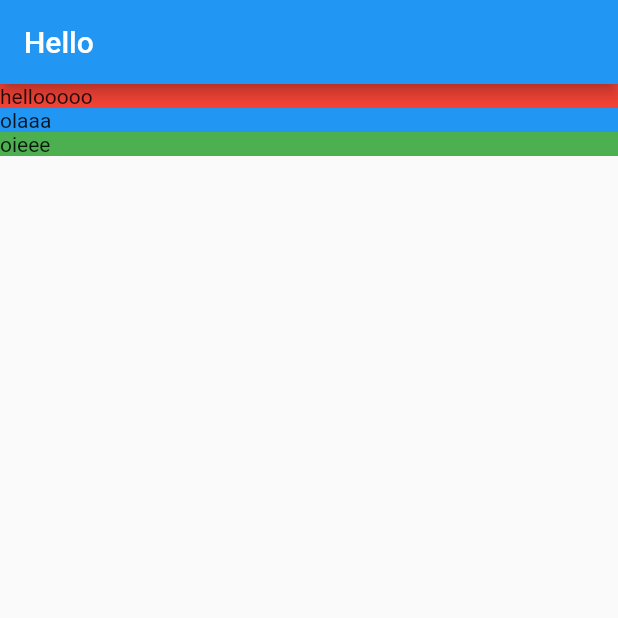
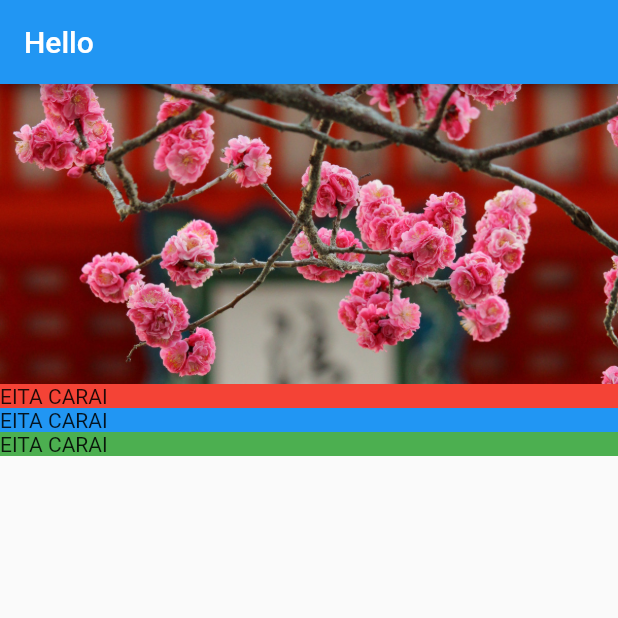
Before and after one commit to aclaudiojj/flutter-new-app, a Flutter app: the screen it shows after launch, on a phone screen of 412 x 824 dp, the top half of it. Run offline on Flutter 3.47's test engine with Material 2 defaults, Android fonts, the phone set to English and light mode, and no system bars.

Commit message:
image section

```diff
--- /dev/null
+++ b/lib/screens/location_detail/image_banner.dart
@@ -0,0 +1,23 @@
+import 'package:flutter/material.dart';
+
+class ImageBanner extends StatelessWidget {
+  final String _assetPath;
+
+  ImageBanner(this._assetPath);
+
+  @override
+  Widget build(BuildContext context) {
+    return Container(
+      constraints: BoxConstraints.expand(
+        height: 200.0,
+      ),
+      decoration: BoxDecoration(
+        color: Colors.grey,
+      ),
+      child: Image.asset(
+        this._assetPath,
+        fit: BoxFit.cover,
+      ),
+    );
+  }
+}
--- a/lib/screens/location_detail/location_detail.dart
+++ b/lib/screens/location_detail/location_detail.dart
@@ -1,5 +1,6 @@
 import 'package:flutter/material.dart';
-import 'package:my_other_app/screens/location_detail/text_section.dart';
+import 'text_section.dart';
+import 'image_banner.dart';
 
 class LocationDetail extends StatelessWidget {
   @override
@@ -12,9 +13,10 @@ class LocationDetail extends StatelessWidget {
         mainAxisAlignment: MainAxisAlignment.start,
         crossAxisAlignment: CrossAxisAlignment.stretch,
         children: <Widget>[
-          TextSection(Colors.red, Text('hellooooo')),
-          TextSection(Colors.blue, Text('olaaa')),
-          TextSection(Colors.green, Text('oieee')),
+          ImageBanner('assets/images/kiyomizu-dera.jpg'),
+          TextSection(Colors.red),
+          TextSection(Colors.blue),
+          TextSection(Colors.green),
         ],
       ),
     );
--- a/lib/screens/location_detail/text_section.dart
+++ b/lib/screens/location_detail/text_section.dart
@@ -2,13 +2,12 @@ import 'package:flutter/material.dart';
 
 class TextSection extends StatelessWidget {
   final Color _color;
-  final Text _text;
 
   // TextSection(Color color, Text text) {
   //   this._color = color;
   //   this._text = text;
   // }
-  TextSection(this._color, this._text);
+  TextSection(this._color);
 
   @override
   Widget build(BuildContext context) {
@@ -16,7 +15,7 @@ class TextSection extends StatelessWidget {
       decoration: BoxDecoration(
         color: this._color,
       ),
-      child: this._text,
+      child: Text('EITA CARAI'),
     );
   }
 }
--- a/pubspec.yaml
+++ b/pubspec.yaml
@@ -41,9 +41,8 @@ flutter:
   uses-material-design: true
 
   # To add assets to your application, add an assets section, like this:
-  # assets:
-  #  - images/a_dot_burr.jpeg
-  #  - images/a_dot_ham.jpeg
+  assets:
+    - assets/images/
 
   # An image asset can refer to one or more resolution-specific "variants", see
   # https://flutter.dev/assets-and-images/#resolution-aware.
```
Also changed, not shown: assets/images/kiyomizu-dera.jpg (added).
